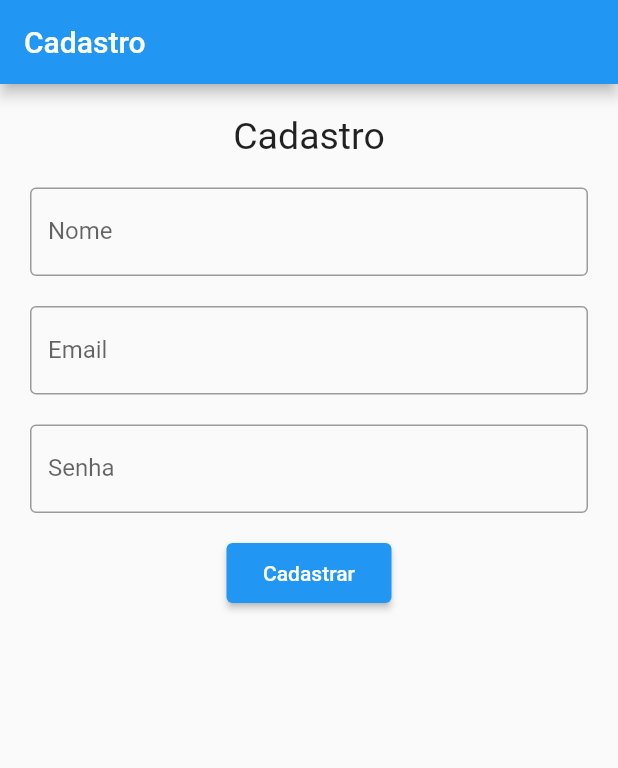
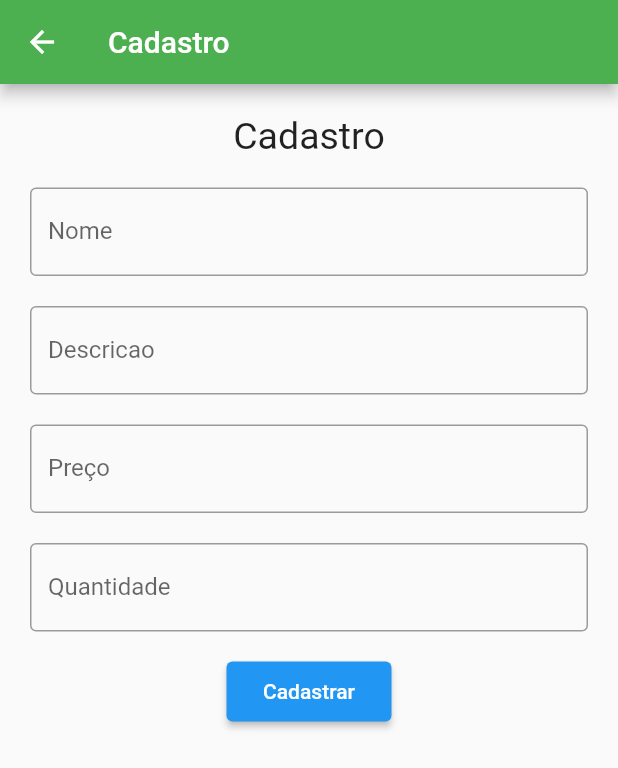
Before and after one commit to Nicolas734/crudFlutter, a Flutter app: the Cadastro screen opened directly, after a tap on "Cadastrar", on a phone screen of 412 x 824 dp. Shown: the top 768 px of the screen. Run offline on Flutter 3.47's test engine with Material 2 defaults, Android fonts, the phone set to English and light mode, and no system bars; network calls fail.

Commit message:
criado tela home, integrado fecth da api para o cadastro e delete

```diff
--- a/lib/main.dart
+++ b/lib/main.dart
@@ -1,3 +1,4 @@
+import 'package:atv_crud_flutter/pages/home.dart';
 import 'package:flutter/material.dart';
 import 'pages/cadastro.dart';
 
@@ -10,9 +11,10 @@ class MyApp extends StatelessWidget {
 
   @override
   Widget build(BuildContext context) {
-    return const MaterialApp(
+    return MaterialApp(
       title: 'Navegação',
-      home: Cadastro(),
+      theme: ThemeData(primarySwatch: Colors.green),
+      home: Home(),
     );
   }
 }
--- a/lib/pages/cadastro.dart
+++ b/lib/pages/cadastro.dart
@@ -1,9 +1,12 @@
+import 'package:atv_crud_flutter/components/button_custom.dart';
 import 'package:atv_crud_flutter/components/input_field_custom.dart';
-import 'package:atv_crud_flutter/components/button_custom.dart';
+import 'package:atv_crud_flutter/pages/home.dart';
 import 'package:flutter/material.dart';
+import 'package:http/http.dart' as http;
+import 'dart:convert';
 
 class Cadastro extends StatefulWidget {
-  const Cadastro({super.key});
+  const Cadastro({Key? key}) : super(key: key);
 
   @override
   _Cadastro createState() => _Cadastro();
@@ -11,13 +14,48 @@ class Cadastro extends StatefulWidget {
 
 class _Cadastro extends State<Cadastro> {
   late final TextEditingController _nome = TextEditingController();
-  late final TextEditingController _email = TextEditingController();
-  late final TextEditingController _senha = TextEditingController();
+  late final TextEditingController _preco = TextEditingController();
+  late final TextEditingController _descricao = TextEditingController();
+  late final TextEditingController _quantidade = TextEditingController();
 
   @override
   void dispose() {
     _nome.dispose();
+    _descricao.dispose();
+    _preco.dispose();
+    _quantidade.dispose();
     super.dispose();
+  }
+
+  Future<void> cadastrarProduto() async {
+    final nome = _nome.text;
+    final descricao = _descricao.text;
+    final preco = double.parse(_preco.text);
+    final quantidade = double.parse(_quantidade.text);
+
+
+    final http.Response response = await http.post(
+      Uri.parse('https://loja-mcyhir2om-rodrigoribeiro027.vercel.app/produtos/criar'),
+      headers: <String, String>{
+        'Content-Type': 'application/json; charset=UTF-8',
+      },
+      body: jsonEncode({
+        'nome': nome,
+        'descricao': descricao,
+        'preco': preco,
+        'quantidade':quantidade
+      }),
+    );
+
+    if (response.statusCode == 201) {
+          Navigator.of(context).pop();
+                Navigator.push(
+                  context,
+                  MaterialPageRoute(builder: (context) => const Home()),
+                );
+    } else {
+      print('Erro ao cadastrar produto: ${response.statusCode} - ${response.body}');
+    }
   }
 
   @override
@@ -39,11 +77,13 @@ class _Cadastro extends State<Cadastro> {
                 const SizedBox(height: 20, width: 20),
                 InputFieldCustom(title: "Nome", controller: _nome),
                 const SizedBox(height: 20, width: 20),
-                InputFieldCustom(title: "Email", controller: _email),
+                InputFieldCustom(title: "Descricao", controller: _descricao),
                 const SizedBox(height: 20, width: 20),
-                InputFieldCustom(title: "Senha", controller: _senha),
+                InputFieldCustom(title: "Preço", controller: _preco),
                 const SizedBox(height: 20, width: 20),
-                ButtomCustom(function: () => print("pressionar"), title: "Cadastrar",)
+                InputFieldCustom(title: "Quantidade", controller: _quantidade),
+                const SizedBox(height: 20, width: 20),
+                ButtomCustom(function: cadastrarProduto, title: "Cadastrar",)
               ],
             )
           ],
--- a/pubspec.yaml
+++ b/pubspec.yaml
@@ -28,6 +28,7 @@ environment:
 # the latest version available on pub.dev. To see which dependencies have newer
 # versions available, run `flutter pub outdated`.
 dependencies:
+  http: ^0.13.0
   flutter:
     sdk: flutter
 
```
Also changed, not shown: lib/components/list_view_custom.dart (added, +102 -0 lines), lib/pages/home.dart (added, +73 -0 lines), lib/pages/login.dart (deleted), pubspec.lock.
